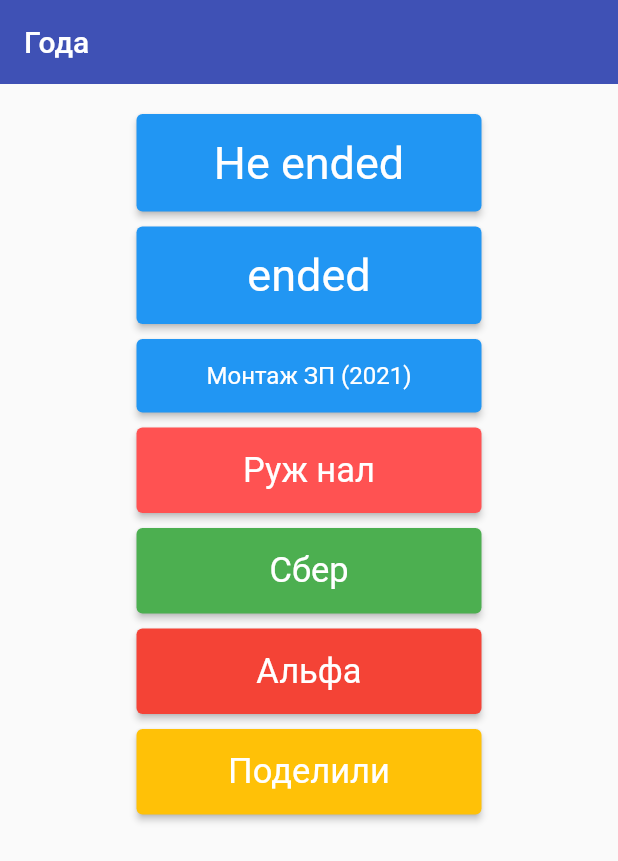
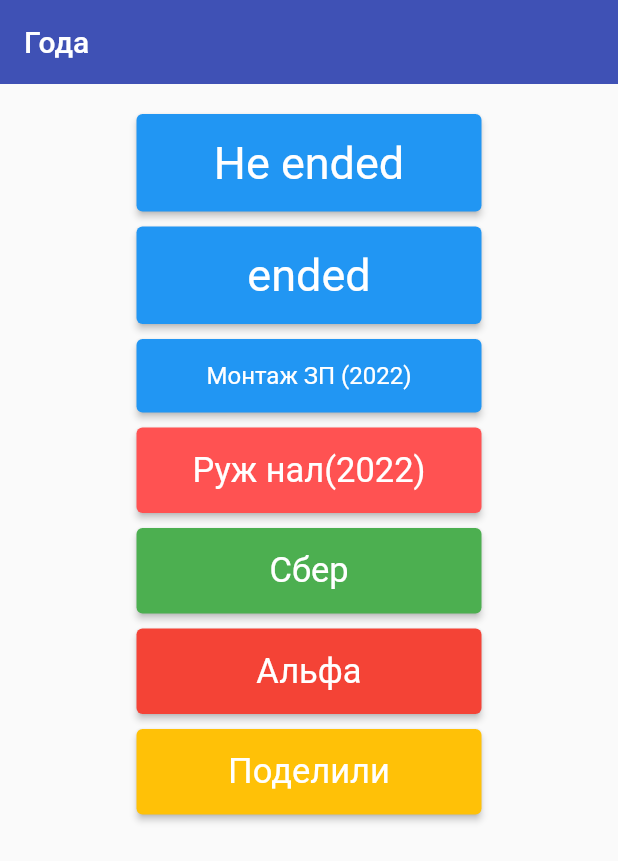
Before and after one commit to artemki2077/rug, a Flutter app: the Year screen opened directly, on a phone screen of 412 x 824 dp. Shown: the top 861 px of the screen. Run offline on Flutter 3.47's test engine with Material 2 defaults, Android fonts, the phone set to English and light mode, and no system bars; our stand-ins replace pie_chart.

Commit message:
add not Showed and bad password

```diff
--- a/lib/views/home.dart
+++ b/lib/views/home.dart
@@ -25,10 +25,11 @@ class _HomeState extends State<Home> {
       var jsonFeedback = convert.jsonDecode(raw.body);
       var data = jsonFeedback['data'];
       List endeds = jsonFeedback['ended'];
+      List notShows = jsonFeedback['notShow'];
       data.forEach((element) {
         if (element["дата"] != "" && (widget.ended! ? endeds.contains(element['проект']) : !endeds.contains(element['проект']))) {
           FeedbackModel feedbackModel = FeedbackModel();
-          if (!globals.hhh.contains(element['проект'])) {
+          if (!notShows.contains(element['проект'])) {
             if (!globals.h.contains(element['проект'])) {
               globals.h.add(element['проект']);
             }
--- a/lib/views/podelili.dart
+++ b/lib/views/podelili.dart
@@ -5,7 +5,7 @@ import 'package:rug/feedback_model.dart';
 import 'dart:convert' as convert;
 import 'package:intl/intl.dart';
 
-var form = DateFormat('MM/dd');
+var form = DateFormat('yy/MM/dd');
 
 class Podelili extends StatefulWidget {
   @override
@@ -287,7 +287,7 @@ class _PodeliliState extends State<Podelili> {
                                   (int i) => DataRow(
                                     cells: <DataCell>[
                                       DataCell(SizedBox(
-                                          width: 40,
+                                          width: 80,
                                           child: Text(
                                               form.format(
                                                   globals.ff.elementAt(i).time),
--- a/lib/views/years.dart
+++ b/lib/views/years.dart
@@ -13,6 +13,13 @@ class Year extends StatefulWidget {
 }
 
 class _YearState extends State<Year> {
+  final _scaffoldKey = GlobalKey<ScaffoldState>();
+
+  _showSnackbar(String message) {
+    final snackBar = SnackBar(content: Text(message));
+    _scaffoldKey.currentState!.showSnackBar(snackBar);
+  }
+
   @override
   void initState() {
     super.initState();
@@ -27,7 +34,11 @@ class _YearState extends State<Year> {
             onPressed: () {
               globals.year = globals.url21_22;
               Navigator.push(
-                  context, MaterialPageRoute(builder: (context) => Home(ended: false,)));
+                  context,
+                  MaterialPageRoute(
+                      builder: (context) => Home(
+                            ended: false,
+                          )));
             },
             style: ButtonStyle(
                 backgroundColor: MaterialStateProperty.all(Colors.blue),
@@ -35,9 +46,7 @@ class _YearState extends State<Year> {
                 textStyle:
                     MaterialStateProperty.all(const TextStyle(fontSize: 30))),
             child: const SizedBox(
-                width: 200,
-                child: Center(
-                    child: Text("Не ended")))),
+                width: 200, child: Center(child: Text("Не ended")))),
       ),
     );
     yearButtons.add(
@@ -47,7 +56,11 @@ class _YearState extends State<Year> {
             onPressed: () {
               globals.year = globals.url21_22;
               Navigator.push(
-                  context, MaterialPageRoute(builder: (context) => Home(ended: true,)));
+                  context,
+                  MaterialPageRoute(
+                      builder: (context) => Home(
+                            ended: true,
+                          )));
             },
             style: ButtonStyle(
                 backgroundColor: MaterialStateProperty.all(Colors.blue),
@@ -55,9 +68,7 @@ class _YearState extends State<Year> {
                 textStyle:
                     MaterialStateProperty.all(const TextStyle(fontSize: 30))),
             child: const SizedBox(
-                width: 200,
-                child: Center(
-                    child: Text("ended")))),
+                width: 200, child: Center(child: Text("ended")))),
       ),
     );
 
@@ -79,7 +90,7 @@ class _YearState extends State<Year> {
                 width: 200,
                 child: Center(
                     child: Text(
-                  "Монтаж ЗП (2021)",
+                  "Монтаж ЗП (2022)",
                   style: TextStyle(fontSize: 16),
                 )))),
       ),
@@ -102,7 +113,7 @@ class _YearState extends State<Year> {
                 width: 200,
                 child: Center(
                     child: Text(
-                  "Руж нал",
+                  "Руж нал(2022)",
                   style: TextStyle(fontSize: 23),
                 )))),
       ),
@@ -176,12 +187,58 @@ class _YearState extends State<Year> {
                 )))),
       ),
     );
+    if (globals.years.containsKey(2018)) {
+      yearButtons = <Widget>[];
+      yearButtons.add(
+        Container(
+          margin: const EdgeInsets.only(top: 10.0),
+          child: ElevatedButton(
+              onPressed: () {
+                _showSnackbar("error");
+              },
+              style: ButtonStyle(
+                  backgroundColor: MaterialStateProperty.all(Colors.redAccent),
+                  padding: MaterialStateProperty.all(const EdgeInsets.all(15)),
+                  textStyle:
+                      MaterialStateProperty.all(const TextStyle(fontSize: 30))),
+              child: const SizedBox(
+                  width: 200,
+                  child: Center(
+                      child: Text(
+                    "2018",
+                    style: TextStyle(fontSize: 23),
+                  )))),
+        ),
+      );
+      yearButtons.add(
+        Container(
+          margin: const EdgeInsets.only(top: 10.0),
+          child: ElevatedButton(
+              onPressed: () {
+                _showSnackbar("error");
+              },
+              style: ButtonStyle(
+                  backgroundColor: MaterialStateProperty.all(Colors.amber),
+                  padding: MaterialStateProperty.all(const EdgeInsets.all(15)),
+                  textStyle:
+                      MaterialStateProperty.all(const TextStyle(fontSize: 30))),
+              child: const SizedBox(
+                  width: 200,
+                  child: Center(
+                      child: Text(
+                    "2007",
+                    style: TextStyle(fontSize: 23),
+                  )))),
+        ),
+      );
+    }
     return yearButtons;
   }
 
   @override
   Widget build(BuildContext context) {
     return Scaffold(
+        key: _scaffoldKey,
         appBar: AppBar(
           title: const Text("Года"),
           automaticallyImplyLeading: false,
```
Also changed, not shown: lib/views/Banki/Alfa.dart (+5 -7 lines), lib/views/Banki/sber.dart (+10 -9 lines), lib/views/RujNal/RujNal.dart (+8 -22 lines), lib/views/vid.dart (+9 -6 lines).
